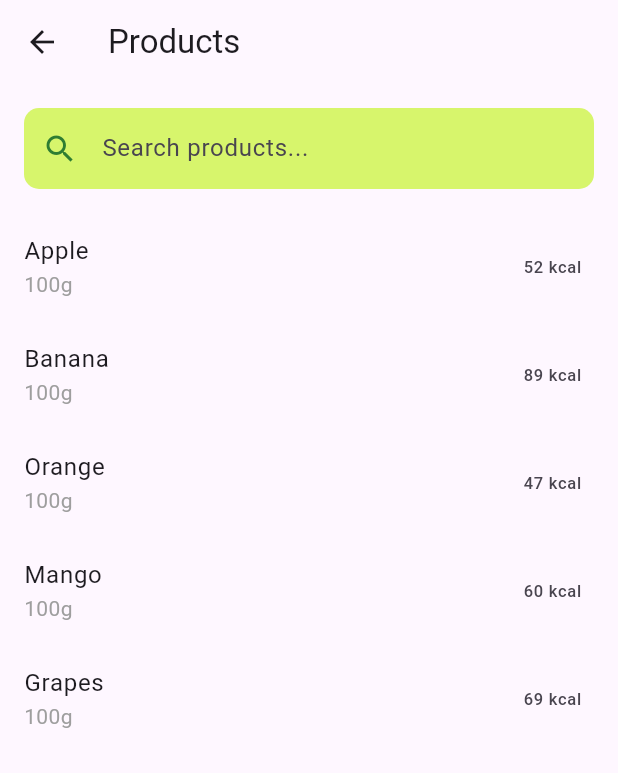
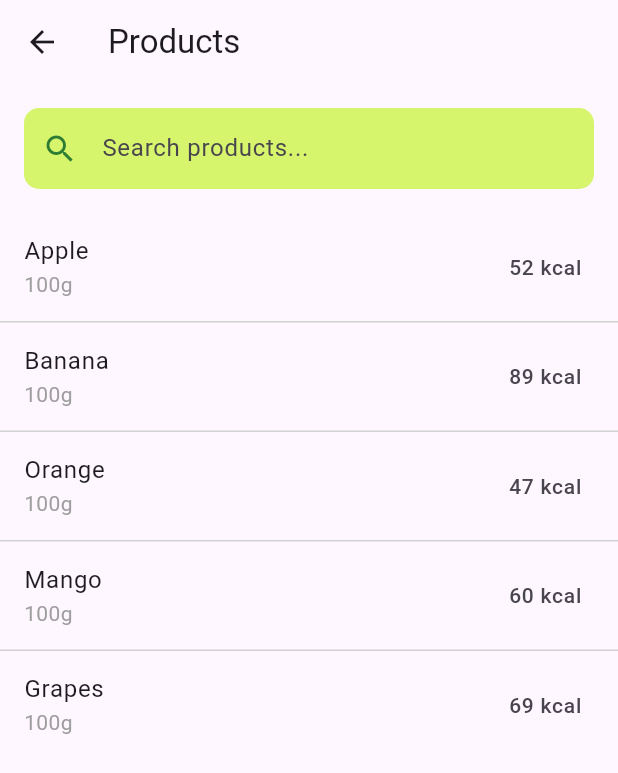
Before and after one commit to jaqubm/calorieCounter_frontend, a Flutter app: the ProductsScreen screen opened directly, on a phone screen of 412 x 824 dp. Shown: the top 773 px of the screen. Run offline on Flutter 3.47's test engine with Material 3 defaults, Android fonts, the phone set to English and light mode, and no system bars; our stand-ins replace flutter_dotenv, google_sign_in, shared_preferences; accounts and stored records are empty.

Commit message:
separate products in list

```diff
--- a/lib/screens/products_screen.dart
+++ b/lib/screens/products_screen.dart
@@ -56,7 +56,7 @@ class _ProductsScreenState extends State<ProductsScreen> {
             ),
           ),
           Expanded(
-            child: ListView.builder(
+            child: ListView.separated(
               itemCount: _filteredProducts.length,
               itemBuilder: (context, index) {
                 final product = _filteredProducts[index];
@@ -66,8 +66,11 @@ class _ProductsScreenState extends State<ProductsScreen> {
                     product.valuesPer,
                     style: TextStyle(color: Colors.grey),
                   ),
-                  trailing: Text(product.energy, textAlign: TextAlign.right),
+                  trailing: Text(product.energy, textAlign: TextAlign.right, style: TextStyle(fontSize: 14)),
                 );
+              },
+              separatorBuilder: (context, index) {
+                return Divider(height: 1, color: const Color.fromARGB(255, 209, 209, 209)); // Divider line between items
               },
             ),
           ),
```
